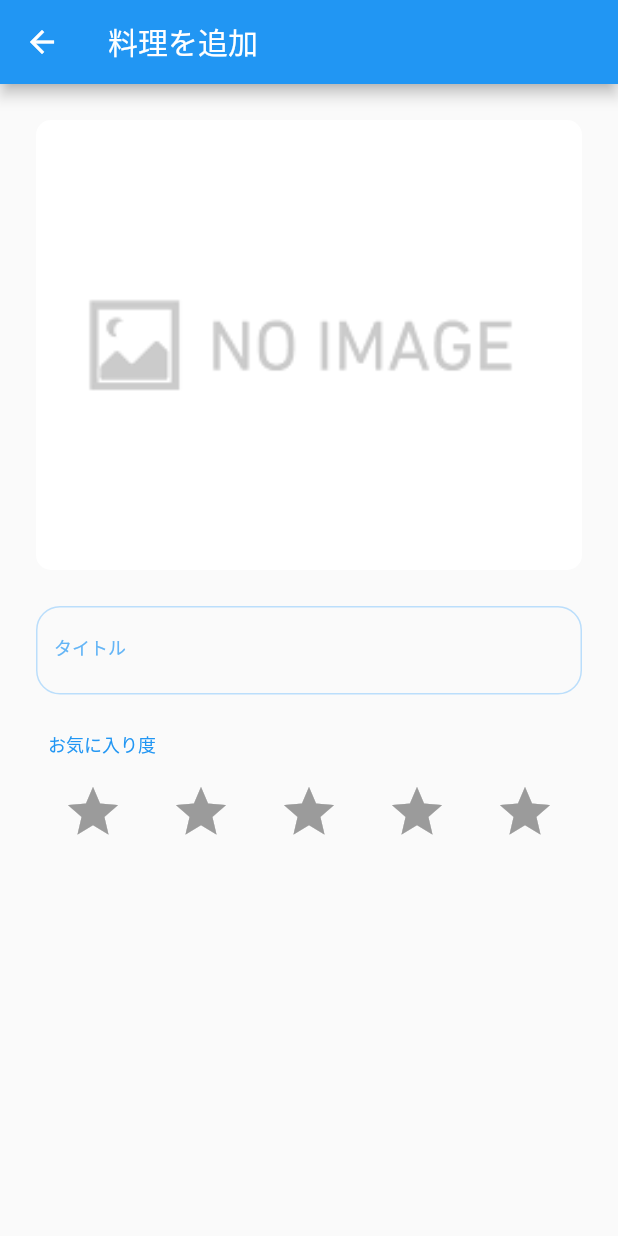
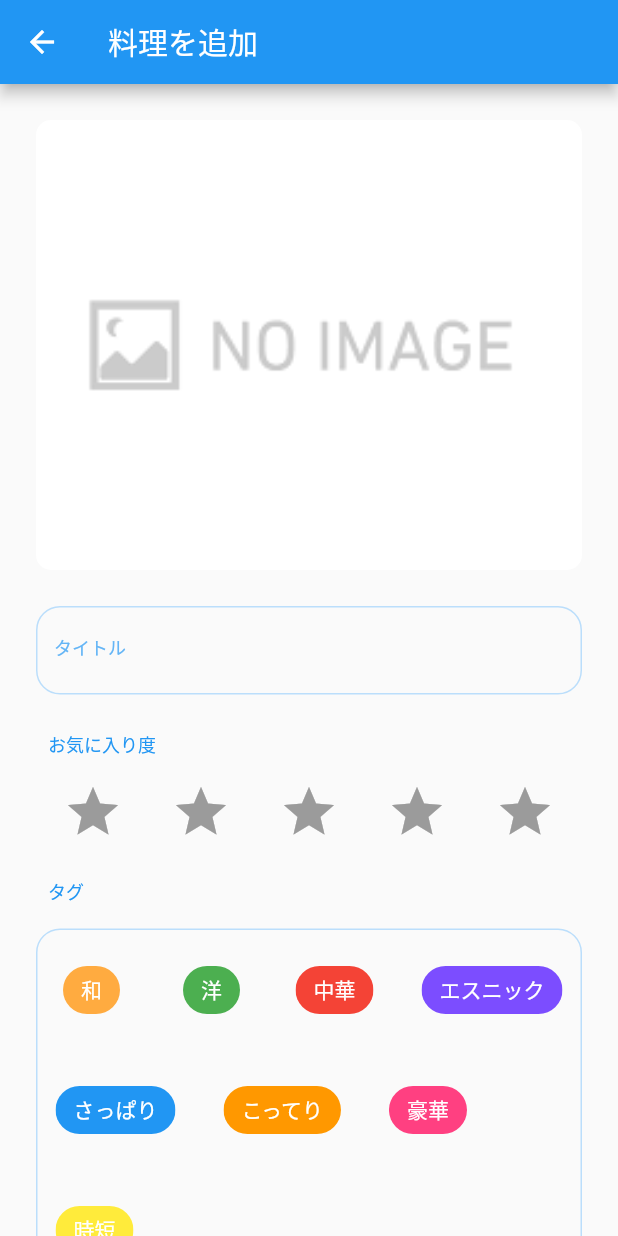
Before and after one commit to baekx/becos_kitchen, a Flutter app: the AddMenuScreen screen opened directly, on a phone screen of 412 x 824 dp. Run offline on Flutter 3.47's test engine with Material 2 defaults, Android fonts, the phone set to English and light mode, and no system bars; drawn by our look-alikes of flutter_rating_bar; our stand-ins replace cloud_firestore, firebase_core, freezed_annotation, image_picker; accounts and stored records are empty.

Commit message:
menu_tag_list作成

```diff
--- a/lib/screen/add_menu/add_menu.dart
+++ b/lib/screen/add_menu/add_menu.dart
@@ -3,6 +3,7 @@ import 'dart:io';
 import 'package:becos_kitchen/screen/add_menu/label.dart';
 import 'package:becos_kitchen/screen/add_menu/menu_image.dart';
 import 'package:becos_kitchen/screen/add_menu/menu_rate.dart';
+import 'package:becos_kitchen/screen/add_menu/menu_tag_list.dart';
 import 'package:becos_kitchen/screen/add_menu/menu_title.dart';
 import 'package:becos_kitchen/screen/common/column_padding.dart';
 import 'package:flutter/material.dart';
@@ -15,7 +16,7 @@ class AddMenuScreen extends StatelessWidget {
   Widget build(BuildContext context) {
     return Scaffold(
       appBar: AppBar(
-        title: Text("料理を追加"),
+        title: const Text("料理を追加"),
       ),
       resizeToAvoidBottomInset: false,
       body: Padding(
@@ -25,15 +26,19 @@ class AddMenuScreen extends StatelessWidget {
           mainAxisSize: MainAxisSize.max,
           children: [
             // 写真
-            ColumnPadding(height: 24.0),
+            const ColumnPadding(height: 24.0),
             MenuImage(imagePath: image),
             // タイトル
-            ColumnPadding(height: 24.0),
-            MenuTitle(),
+            const ColumnPadding(height: 24.0),
+            const MenuTitle(),
             // 星
-            ColumnPadding(height: 24.0),
-            Label(text: "お気に入り度"),
-            MenuRate()
+            const ColumnPadding(height: 24.0),
+            const Label(text: "お気に入り度"),
+            const MenuRate(),
+            // タグ
+            const ColumnPadding(height: 24.0),
+            const Label(text: "タグ"),
+            const MenuTagList()
           ],
         ),
       ),
--- /dev/null
+++ b/lib/screen/add_menu/menu_tag_list.dart
@@ -0,0 +1,52 @@
+import 'package:flutter/material.dart';
+
+class MenuTagList extends StatelessWidget {
+  const MenuTagList({Key? key}) : super(key: key);
+
+  @override
+  Widget build(BuildContext context) {
+    return Container(
+      alignment: Alignment.center,
+      width: double.maxFinite,
+      decoration: BoxDecoration(
+          border: Border.all(width: 1.0, color: Colors.blue[100]!),
+          borderRadius: BorderRadius.all(Radius.circular(16))),
+      child: Wrap(
+        spacing: 16.0,
+        children: _menuTagList,
+      ),
+    );
+  }
+}
+
+class AddMenuTag extends StatelessWidget {
+  const AddMenuTag({Key? key, required this.label, required this.color})
+      : super(key: key);
+
+  final String label;
+  final Color color;
+
+  @override
+  Widget build(BuildContext context) {
+    return Padding(
+        padding: const EdgeInsets.symmetric(vertical: 16.0, horizontal: 8.0),
+        child: SizedBox(
+          child: Chip(
+            label: Text(label,
+                style: const TextStyle(color: Colors.white, fontSize: 14)),
+            backgroundColor: color,
+          ),
+        ));
+  }
+}
+
+final List<Widget> _menuTagList = [
+  AddMenuTag(label: "和", color: Colors.orangeAccent),
+  AddMenuTag(label: "洋", color: Colors.green),
+  AddMenuTag(label: "中華", color: Colors.red),
+  AddMenuTag(label: "エスニック", color: Colors.deepPurpleAccent),
+  AddMenuTag(label: "さっぱり", color: Colors.blue),
+  AddMenuTag(label: "こってり", color: Colors.orange),
+  AddMenuTag(label: "豪華", color: Colors.pinkAccent),
+  AddMenuTag(label: "時短", color: Colors.yellow),
+];
```
Also changed, not shown: lib/model/menu.freezed.dart, lib/model/menu.g.dart.
